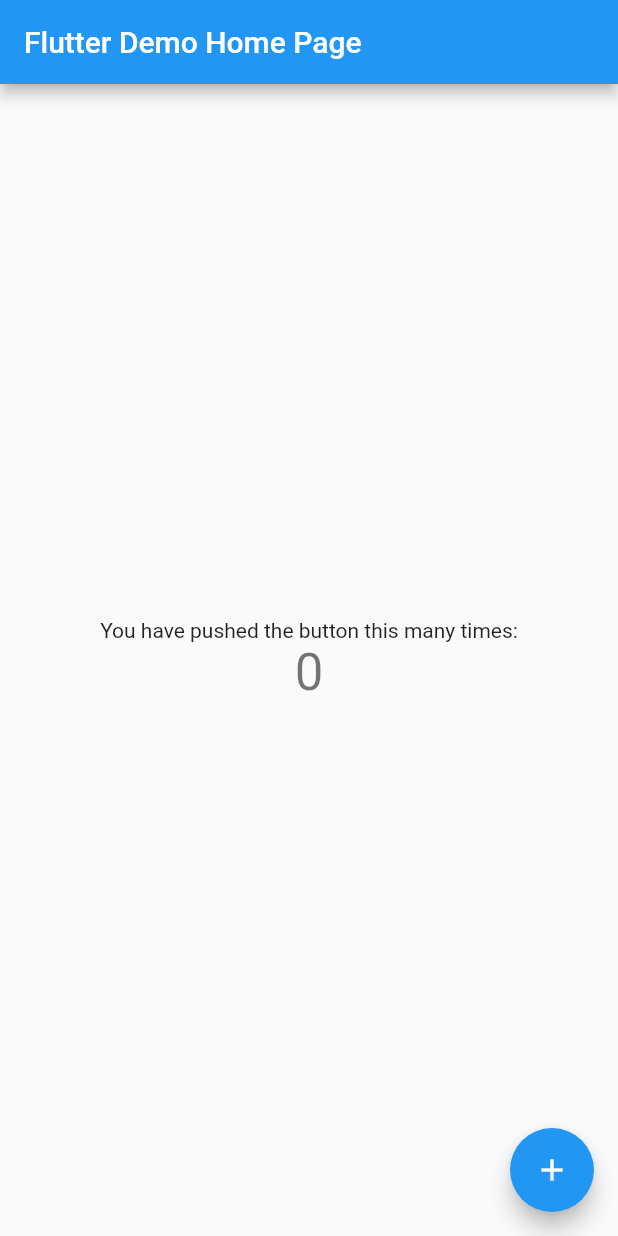
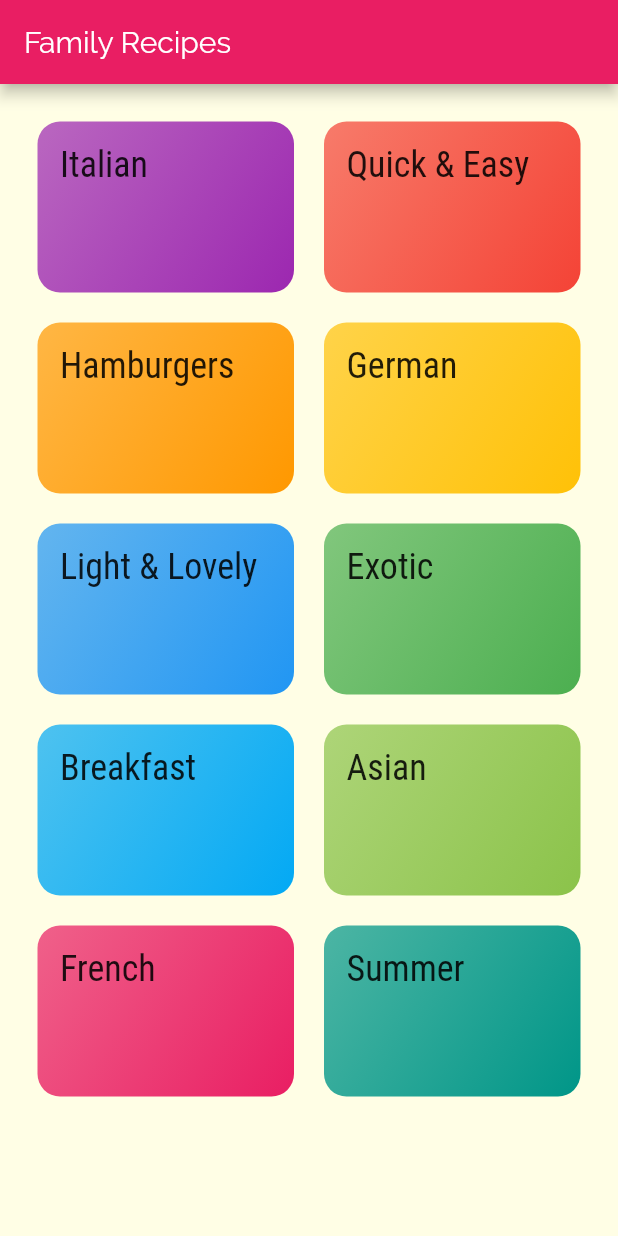
Before and after one commit to mvgmenezes/receipt_app, a Flutter app: the screen it shows after launch, on a phone screen of 412 x 824 dp. Run offline on Flutter 3.47's test engine with Material 2 defaults, Android fonts, the phone set to English and light mode, and no system bars.

```diff
--- /dev/null
+++ b/lib/categories_screen.dart
@@ -0,0 +1,24 @@
+import 'package:flutter/material.dart';
+import 'package:recipe_app/category_item.dart';
+import 'package:recipe_app/dummy_data.dart';
+
+class CategoriesScreen extends StatelessWidget {
+  @override
+  Widget build(BuildContext context) {
+    return Scaffold(
+      appBar: AppBar(
+        title: const Text("Family Recipes"),
+      ),
+      body: GridView(
+        padding: const EdgeInsets.all(25),
+        children: DUMMY_CATEGORIES.map((e) => CategoryItem(e.title, e.color)).toList(),
+        gridDelegate: SliverGridDelegateWithMaxCrossAxisExtent(
+          maxCrossAxisExtent: 200,
+          childAspectRatio: 3/2,
+          crossAxisSpacing: 20,
+          mainAxisSpacing: 20,
+        ),
+    ),
+    );
+  }
+}
--- /dev/null
+++ b/lib/category_item.dart
@@ -0,0 +1,38 @@
+import 'package:flutter/material.dart';
+import 'package:recipe_app/category_meals_screen.dart';
+
+class CategoryItem extends StatelessWidget {
+  final String title;
+  final Color color;
+
+  CategoryItem(this.title, this.color);
+
+  void selectedCategory(BuildContext ctx){
+    Navigator.of(ctx).push(MaterialPageRoute(
+      builder: (_) {
+        return CategoryMealsScreen();
+      }
+    ));
+  }
+
+  @override
+  Widget build(BuildContext context) {
+    return InkWell(
+      onTap: () => selectedCategory(context),
+      splashColor: Theme.of(context).primaryColor,
+      borderRadius: BorderRadius.circular(15),
+      child: Container(
+        padding: const EdgeInsets.all(15),
+        child: Text(title, style: Theme.of(context).textTheme.headline6,),
+        decoration: BoxDecoration(
+          gradient: LinearGradient(
+            colors: [color.withOpacity(0.7), color],
+            begin: Alignment.topLeft,
+            end: Alignment.bottomRight
+          ),
+          borderRadius: BorderRadius.circular(15)
+        ),
+      ),
+    );
+  }
+}
--- /dev/null
+++ b/lib/category_meals_screen.dart
@@ -0,0 +1,11 @@
+import 'package:flutter/material.dart';
+
+class CategoryMealsScreen extends StatelessWidget {
+  @override
+  Widget build(BuildContext context) {
+    return Scaffold(
+      appBar: AppBar(title: Text('The Recipes'),),
+      body: Center(child: const Text('The recipes for the category'),),
+    );
+  }
+}
--- /dev/null
+++ b/lib/dummy_data.dart
@@ -0,0 +1,56 @@
+import 'package:flutter/material.dart';
+
+import 'models/category.dart';
+
+const DUMMY_CATEGORIES = const [
+  Category(
+    id: 'c1',
+    title: 'Italian',
+    color: Colors.purple,
+  ),
+  Category(
+    id: 'c2',
+    title: 'Quick & Easy',
+    color: Colors.red,
+  ),
+  Category(
+    id: 'c3',
+    title: 'Hamburgers',
+    color: Colors.orange,
+  ),
+  Category(
+    id: 'c4',
+    title: 'German',
+    color: Colors.amber,
+  ),
+  Category(
+    id: 'c5',
+    title: 'Light & Lovely',
+    color: Colors.blue,
+  ),
+  Category(
+    id: 'c6',
+    title: 'Exotic',
+    color: Colors.green,
+  ),
+  Category(
+    id: 'c7',
+    title: 'Breakfast',
+    color: Colors.lightBlue,
+  ),
+  Category(
+    id: 'c8',
+    title: 'Asian',
+    color: Colors.lightGreen,
+  ),
+  Category(
+    id: 'c9',
+    title: 'French',
+    color: Colors.pink,
+  ),
+  Category(
+    id: 'c10',
+    title: 'Summer',
+    color: Colors.teal,
+  ),
+];
--- a/lib/main.dart
+++ b/lib/main.dart
@@ -1,117 +1,50 @@
 import 'package:flutter/material.dart';
+import 'package:recipe_app/categories_screen.dart';
 
 void main() {
   runApp(MyApp());
 }
 
 class MyApp extends StatelessWidget {
-  // This widget is the root of your application.
   @override
   Widget build(BuildContext context) {
     return MaterialApp(
-      title: 'Flutter Demo',
+      title: 'DeliMeals',
       theme: ThemeData(
-        // This is the theme of your application.
-        //
-        // Try running your application with "flutter run". You'll see the
-        // application has a blue toolbar. Then, without quitting the app, try
-        // changing the primarySwatch below to Colors.green and then invoke
-        // "hot reload" (press "r" in the console where you ran "flutter run",
-        // or simply save your changes to "hot reload" in a Flutter IDE).
-        // Notice that the counter didn't reset back to zero; the application
-        // is not restarted.
-        primarySwatch: Colors.blue,
-        // This makes the visual density adapt to the platform that you run
-        // the app on. For desktop platforms, the controls will be smaller and
-        // closer together (more dense) than on mobile platforms.
-        visualDensity: VisualDensity.adaptivePlatformDensity,
+        primarySwatch: Colors.pink,
+        accentColor: Colors.amber,
+        canvasColor: Color.fromRGBO(255, 254, 229, 1),
+        fontFamily: 'Raleway',
+        textTheme: ThemeData.light().textTheme.copyWith(
+          bodyText1: TextStyle(color: Color.fromRGBO(20, 51, 51, 1)),
+            bodyText2: TextStyle(color: Color.fromRGBO(20, 51, 51, 1)),
+          headline6: TextStyle(
+            fontSize: 24,
+            fontFamily: 'RobotoCondensed'
+          )
+        )
       ),
-      home: MyHomePage(title: 'Flutter Demo Home Page'),
+      home: CategoriesScreen(),
     );
   }
 }
 
 class MyHomePage extends StatefulWidget {
-  MyHomePage({Key key, this.title}) : super(key: key);
-
-  // This widget is the home page of your application. It is stateful, meaning
-  // that it has a State object (defined below) that contains fields that affect
-  // how it looks.
-
-  // This class is the configuration for the state. It holds the values (in this
-  // case the title) provided by the parent (in this case the App widget) and
-  // used by the build method of the State. Fields in a Widget subclass are
-  // always marked "final".
-
-  final String title;
-
-  @override
+    @override
   _MyHomePageState createState() => _MyHomePageState();
 }
 
 class _MyHomePageState extends State<MyHomePage> {
-  int _counter = 0;
-
-  void _incrementCounter() {
-    setState(() {
-      // This call to setState tells the Flutter framework that something has
-      // changed in this State, which causes it to rerun the build method below
-      // so that the display can reflect the updated values. If we changed
-      // _counter without calling setState(), then the build method would not be
-      // called again, and so nothing would appear to happen.
-      _counter++;
-    });
-  }
 
   @override
   Widget build(BuildContext context) {
-    // This method is rerun every time setState is called, for instance as done
-    // by the _incrementCounter method above.
-    //
-    // The Flutter framework has been optimized to make rerunning build methods
-    // fast, so that you can just rebuild anything that needs updating rather
-    // than having to individually change instances of widgets.
     return Scaffold(
       appBar: AppBar(
-        // Here we take the value from the MyHomePage object that was created by
-        // the App.build method, and use it to set our appbar title.
-        title: Text(widget.title),
+        title: Text('DeliMeals'),
       ),
       body: Center(
-        // Center is a layout widget. It takes a single child and positions it
-        // in the middle of the parent.
-        child: Column(
-          // Column is also a layout widget. It takes a list of children and
-          // arranges them vertically. By default, it sizes itself to fit its
-          // children horizontally, and tries to be as tall as its parent.
-          //
-          // Invoke "debug painting" (press "p" in the console, choose the
-          // "Toggle Debug Paint" action from the Flutter Inspector in Android
-          // Studio, or the "Toggle Debug Paint" command in Visual Studio Code)
-          // to see the wireframe for each widget.
-          //
-          // Column has various properties to control how it sizes itself and
-          // how it positions its children. Here we use mainAxisAlignment to
-          // center the children vertically; the main axis here is the vertical
-          // axis because Columns are vertical (the cross axis would be
-          // horizontal).
-          mainAxisAlignment: MainAxisAlignment.center,
-          children: <Widget>[
-            Text(
-              'You have pushed the button this many times:',
-            ),
-            Text(
-              '$_counter',
-              style: Theme.of(context).textTheme.headline4,
-            ),
-          ],
-        ),
+        child: Text('Navigation Time!'),
       ),
-      floatingActionButton: FloatingActionButton(
-        onPressed: _incrementCounter,
-        tooltip: 'Increment',
-        child: Icon(Icons.add),
-      ), // This trailing comma makes auto-formatting nicer for build methods.
     );
   }
 }
--- /dev/null
+++ b/lib/models/category.dart
@@ -0,0 +1,13 @@
+import 'package:flutter/material.dart';
+
+class Category {
+  final String id;
+  final String title;
+  final Color color;
+
+  const Category({
+    @required this.id,
+    this.title,
+    this.color = Colors.orange
+  });
+}
```
Also changed, not shown: pubspec.yaml (+21 -10 lines), assets/fonts/Raleway-Black.ttf (added), assets/fonts/Raleway-Bold.ttf (added), assets/fonts/Raleway-Regular.ttf (added), assets/fonts/RobotoCondensed-Bold.ttf (added), assets/fonts/RobotoCondensed-Italic.ttf (added), assets/fonts/RobotoCondensed-Light.ttf (added), assets/fonts/RobotoCondensed-Regular.ttf (added).
